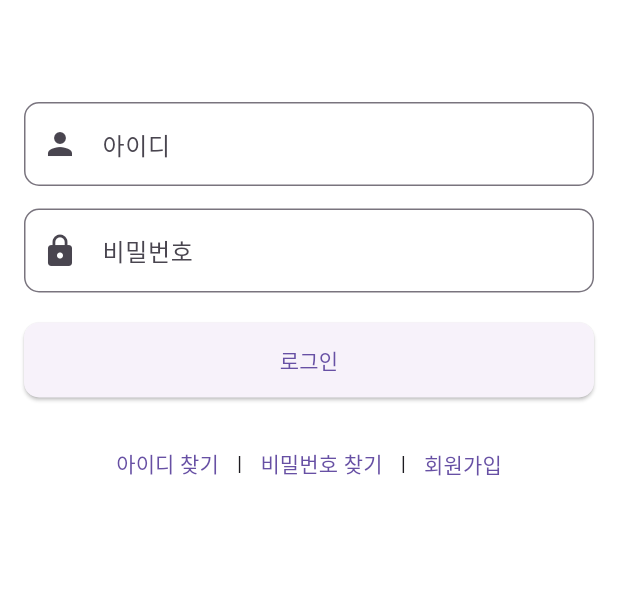
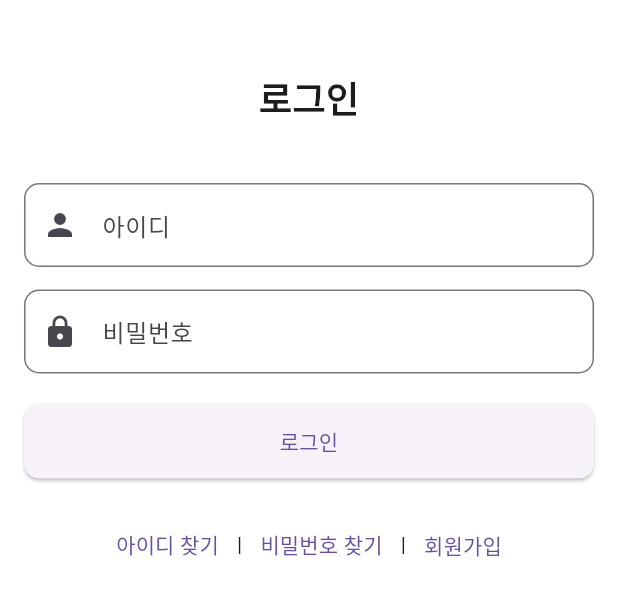
Before and after one commit to Young14482/project-planit-flutter-server, a Flutter app: the screen it shows after launch, on a phone screen of 412 x 824 dp, the part 432-1048 px from its top. Run offline on Flutter 3.47's test engine with Material 3 defaults, Android fonts, the phone set to English and light mode, and no system bars; our stand-ins replace dio, flutter_riverpod, flutter_secure_storage, logger, syncfusion_flutter_charts, table_calendar.

```diff
--- a/lib/ui/pages/auth/find_id/find_id_page.dart
+++ b/lib/ui/pages/auth/find_id/find_id_page.dart
@@ -1,13 +1,11 @@
 import 'package:flutter/material.dart';
 
-import '../../../widgets/custom_auth_appbar.dart';
 import 'widgets/find_id_body.dart'; // 변경된 body 클래스를 import
 
 class FindIdPage extends StatelessWidget {
   @override
   Widget build(BuildContext context) {
     return Scaffold(
-      appBar: CustomAuthAppbar(title: "아이디 찾기"),
       backgroundColor: Colors.white,
       body: FindIdBody(), // body 위젯을 여기서 사용
     );
--- a/lib/ui/pages/auth/find_password/find_password_page.dart
+++ b/lib/ui/pages/auth/find_password/find_password_page.dart
@@ -1,13 +1,10 @@
 import 'package:flutter/material.dart';
 import 'package:planit/ui/pages/auth/find_password/widgets/find_password_body.dart';
-
-import '../../../widgets/custom_auth_appbar.dart';
 
 class FindPasswordPage extends StatelessWidget {
   @override
   Widget build(BuildContext context) {
     return Scaffold(
-      appBar: CustomAuthAppbar(title: "비밀번호 찾기"),
       backgroundColor: Colors.white,
       body: FindPasswordBody(), // body 위젯을 여기서 사용
     );
--- a/lib/ui/pages/auth/login/widgets/login_body.dart
+++ b/lib/ui/pages/auth/login/widgets/login_body.dart
@@ -39,6 +39,14 @@ class LoginBody extends ConsumerWidget {
                       ),
                     ),
                   ],
+                ),
+              ),
+              SizedBox(height: 20),
+              Text(
+                '로그인',
+                style: TextStyle(
+                  fontSize: 24,
+                  fontWeight: FontWeight.bold,
                 ),
               ),
               SizedBox(height: 40),
--- a/lib/ui/pages/auth/signup/signup_page.dart
+++ b/lib/ui/pages/auth/signup/signup_page.dart
@@ -1,13 +1,10 @@
 import 'package:flutter/material.dart';
 import 'package:planit/ui/pages/auth/signup/widgets/signup_body.dart';
-
-import '../../../widgets/custom_auth_appbar.dart';
 
 class SignupPage extends StatelessWidget {
   @override
   Widget build(BuildContext context) {
     return Scaffold(
-      appBar: CustomAuthAppbar(title: "회원 가입"),
       backgroundColor: Colors.white,
       body: SignupBody(), // body 위젯을 여기서 사용
     );
```
